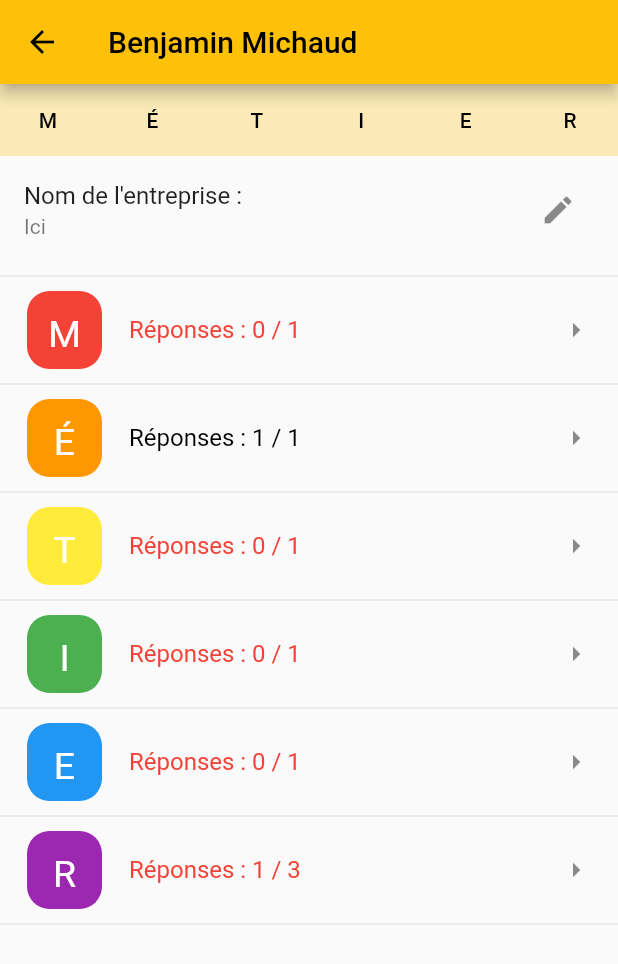
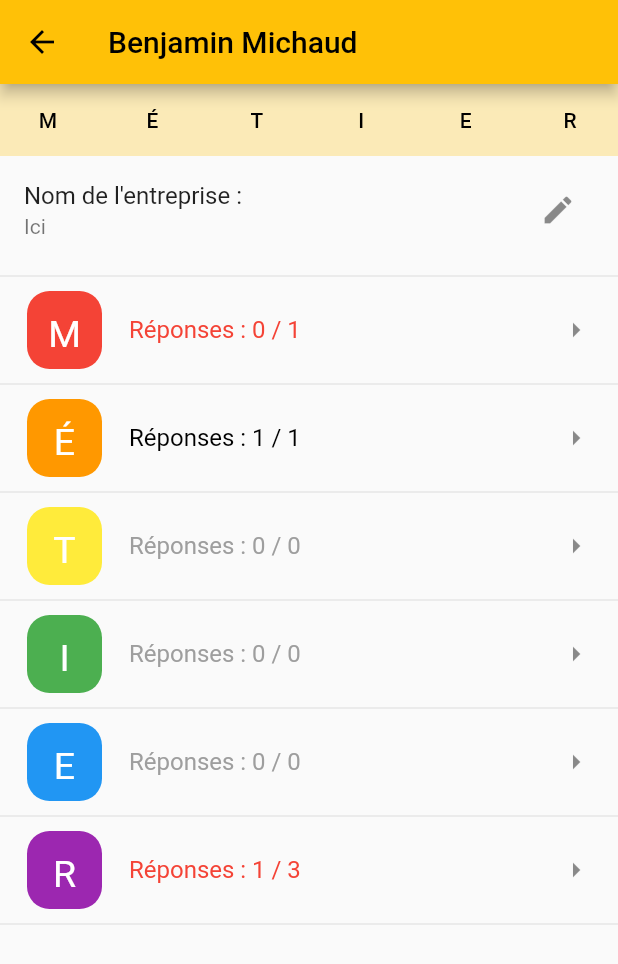
Before and after one commit to cr-crme/mon_stage_en_images, a Flutter app: the screen it shows after launch, after a tap on an icon or button, on a phone screen of 412 x 824 dp. Shown: the top 964 px of the screen. Run offline on Flutter 3.47's test engine with Material 2 defaults, Android fonts, the phone set to English and light mode, and no system bars.

Commit message:
Fixed active answers

```diff
--- a/lib/common/models/all_answers.dart
+++ b/lib/common/models/all_answers.dart
@@ -1,9 +1,16 @@
 import './answer.dart';
+
+import '../providers/all_questions.dart';
 import '../../misc/custom_containers/map_serializable.dart';
 
 class AllAnswers extends MapSerializable<Answer> {
   // Constructors and (de)serializer
-  AllAnswers();
+  AllAnswers({AllQuestions? questions}) : super() {
+    if (questions == null) return;
+    for (var question in questions) {
+      add(Answer(isActive: false, question: question, discussion: []));
+    }
+  }
   AllAnswers.fromSerialized(map) : super.fromSerialized(map);
 
   @override
@@ -13,6 +20,14 @@ class AllAnswers extends MapSerializable<Answer> {
 
   // Attributes and methods
   int get number => length;
+  int get numberActive {
+    int answered = 0;
+    forEach((answer) {
+      if (answer.value.isActive) answered++;
+    });
+    return answered;
+  }
+
   int get numberAnswered {
     int answered = 0;
     forEach((answer) {
--- a/lib/dummy_data.dart
+++ b/lib/dummy_data.dart
@@ -10,23 +10,23 @@ import './common/providers/students.dart';
 
 void prepareDummyData(Students students, AllQuestions questions) {
   questions
-      .add(Question('Photo 1?', needPhoto: true, needText: false, section: 0));
+      .add(Question('Photo 1', needPhoto: true, needText: false, section: 0));
   questions
-      .add(Question('Texte 1?', needPhoto: false, needText: true, section: 1));
+      .add(Question('Texte 1', needPhoto: false, needText: true, section: 1));
   questions
-      .add(Question('Photo 2?', needPhoto: true, needText: false, section: 2));
+      .add(Question('Photo 2', needPhoto: true, needText: false, section: 2));
   questions
-      .add(Question('Photo 3?', needPhoto: true, needText: false, section: 3));
+      .add(Question('Photo 3', needPhoto: true, needText: false, section: 3));
   questions
-      .add(Question('Photo 4?', needPhoto: true, needText: false, section: 4));
+      .add(Question('Photo 4', needPhoto: true, needText: false, section: 4));
   questions
-      .add(Question('Photo 5?', needPhoto: true, needText: false, section: 5));
+      .add(Question('Photo 5', needPhoto: true, needText: false, section: 5));
   questions
-      .add(Question('Texte 2?', needPhoto: false, needText: true, section: 5));
-  questions.add(Question('Photo et texte 1?',
+      .add(Question('Texte 2', needPhoto: false, needText: true, section: 5));
+  questions.add(Question('Photo et texte 1',
       needPhoto: true, needText: true, section: 5));
 
-  final benjaminAnswers = AllAnswers();
+  final benjaminAnswers = AllAnswers(questions: questions);
   benjaminAnswers.add(Answer(
       isActive: true, question: questions.fromSection(0)[0], discussion: []));
   benjaminAnswers.add(Answer(
--- a/lib/screens/all_students/widgets/student_list_tile.dart
+++ b/lib/screens/all_students/widgets/student_list_tile.dart
@@ -18,7 +18,7 @@ class StudentListTile extends StatelessWidget {
       child: ListTile(
         title: Text(student.toString()),
         subtitle: Text(
-            'Questions répondues : ${student.allAnswers.numberAnswered} / ${student.allAnswers.number}'),
+            'Questions répondues : ${student.allAnswers.numberAnswered} / ${student.allAnswers.numberActive}'),
         trailing: IconButton(
           icon: const Icon(
             Icons.delete,
--- a/lib/screens/student_info/widgets/section_tile_in_student.dart
+++ b/lib/screens/student_info/widgets/section_tile_in_student.dart
@@ -1,9 +1,7 @@
 import 'package:flutter/material.dart';
-import 'package:provider/provider.dart';
 
 import '../../../common/models/section.dart';
 import '../../../common/models/student.dart';
-import '../../../common/providers/all_questions.dart';
 
 class SectionTileInStudent extends StatelessWidget {
   const SectionTileInStudent(this.sectionIndex,
@@ -16,11 +14,9 @@ class SectionTileInStudent extends StatelessWidget {
 
   @override
   Widget build(BuildContext context) {
-    final questions =
-        Provider.of<AllQuestions>(context).fromSection(sectionIndex);
     final answers = student.allAnswers.fromSection(sectionIndex);
     final answered = answers.numberAnswered;
-    final number = questions.number;
+    final active = answers.numberActive;
 
     return ListTile(
       leading: Container(
@@ -34,9 +30,11 @@ class SectionTileInStudent extends StatelessWidget {
         child: Text(Section.letter(sectionIndex),
             style: const TextStyle(fontSize: 25, color: Colors.white)),
       ),
-      title: Text('Réponses : $answered / $number',
-          style:
-              TextStyle(color: answered >= number ? Colors.black : Colors.red)),
+      title: Text('Réponses : $answered / $active',
+          style: TextStyle(
+              color: active > 0
+                  ? (answered >= active ? Colors.black : Colors.red)
+                  : Colors.grey)),
       trailing: const Icon(Icons.arrow_right),
       onTap: () => onTap(sectionIndex),
     );
```
Also changed, not shown: lib/screens/student_info/widgets/question_and_answer_tile.dart (+18 -8 lines).
